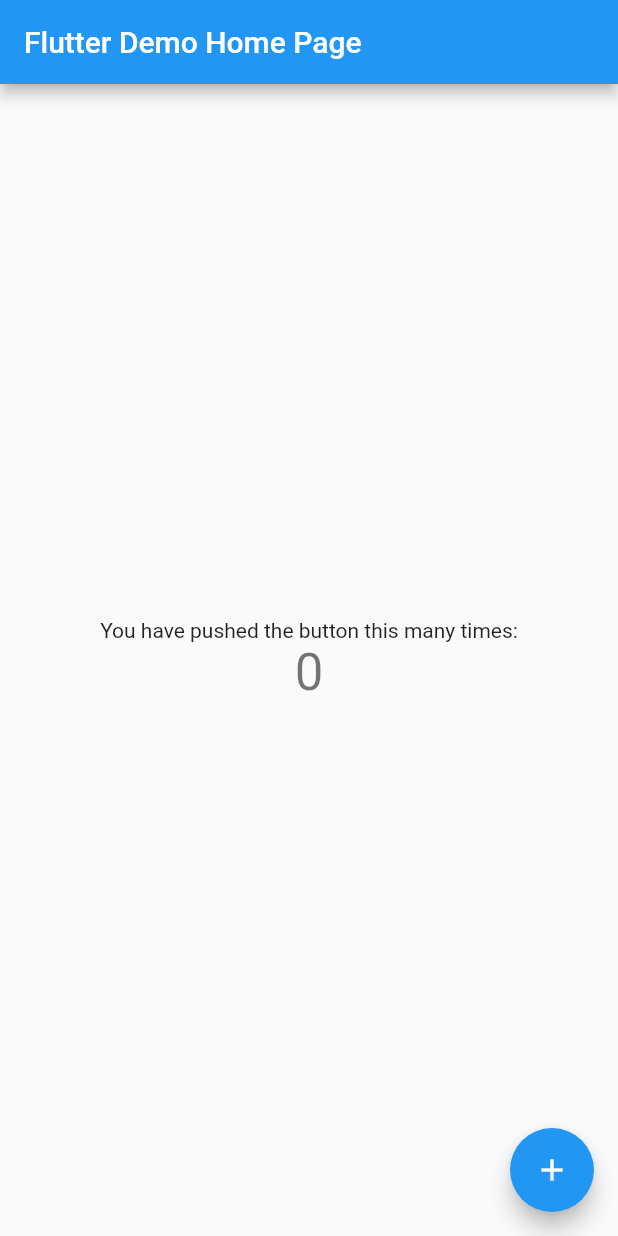
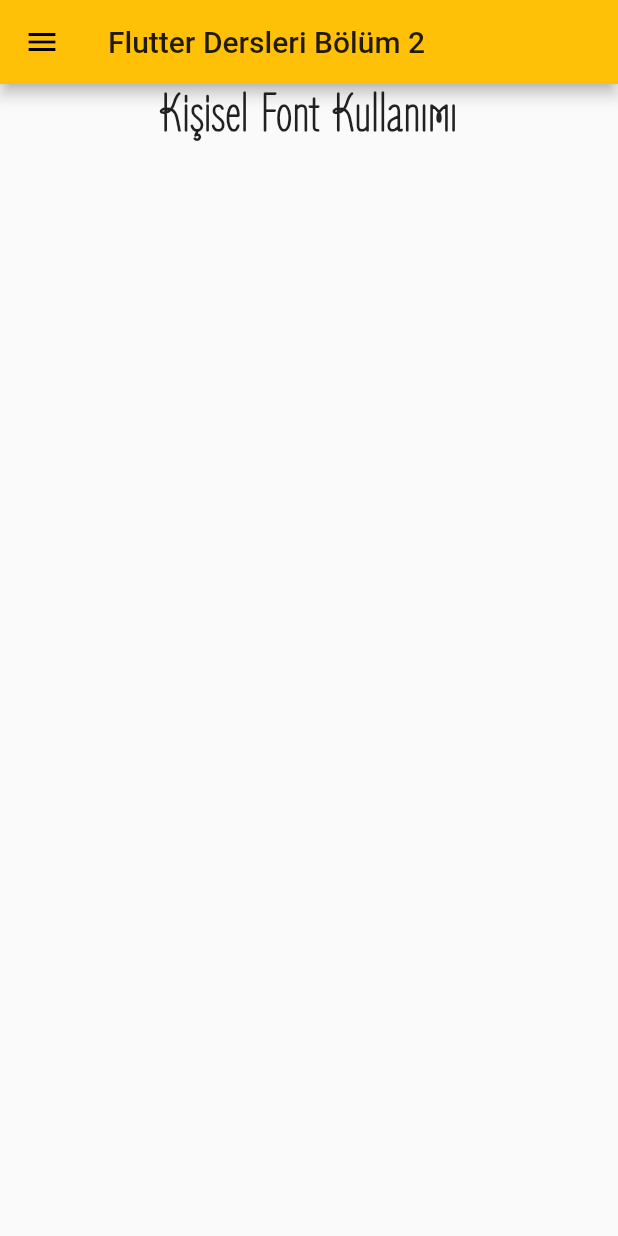
Before and after one commit to islamoktay/learning_process, a Flutter app: the screen it shows after launch, on a phone screen of 412 x 824 dp. Run offline on Flutter 3.47's test engine with Material 2 defaults, Android fonts, the phone set to English and light mode, and no system bars; our stand-ins replace email_validator, flutter_easyloading, palette_generator.

Commit message:
studied more

```diff
--- a/flutter/flutter_fonts_etc/lib/main.dart
+++ b/flutter/flutter_fonts_etc/lib/main.dart
@@ -5,109 +5,107 @@ void main() {
 }
 
 class MyApp extends StatelessWidget {
-  // This widget is the root of your application.
+  const MyApp({Key? key}) : super(key: key);
+
   @override
   Widget build(BuildContext context) {
     return MaterialApp(
-      title: 'Flutter Demo',
+      debugShowCheckedModeBanner: false,
+      title: 'Flutter Dersleri',
       theme: ThemeData(
-        // This is the theme of your application.
-        //
-        // Try running your application with "flutter run". You'll see the
-        // application has a blue toolbar. Then, without quitting the app, try
-        // changing the primarySwatch below to Colors.green and then invoke
-        // "hot reload" (press "r" in the console where you ran "flutter run",
-        // or simply save your changes to "hot reload" in a Flutter IDE).
-        // Notice that the counter didn't reset back to zero; the application
-        // is not restarted.
-        primarySwatch: Colors.blue,
+        primarySwatch: Colors.amber,
+        accentColor: Colors.orangeAccent,
       ),
-      home: MyHomePage(title: 'Flutter Demo Home Page'),
+      home: MyHomePage(),
     );
   }
 }
 
-class MyHomePage extends StatefulWidget {
-  MyHomePage({Key? key, required this.title}) : super(key: key);
-
-  // This widget is the home page of your application. It is stateful, meaning
-  // that it has a State object (defined below) that contains fields that affect
-  // how it looks.
-
-  // This class is the configuration for the state. It holds the values (in this
-  // case the title) provided by the parent (in this case the App widget) and
-  // used by the build method of the State. Fields in a Widget subclass are
-  // always marked "final".
-
-  final String title;
-
-  @override
-  _MyHomePageState createState() => _MyHomePageState();
-}
-
-class _MyHomePageState extends State<MyHomePage> {
-  int _counter = 0;
-
-  void _incrementCounter() {
-    setState(() {
-      // This call to setState tells the Flutter framework that something has
-      // changed in this State, which causes it to rerun the build method below
-      // so that the display can reflect the updated values. If we changed
-      // _counter without calling setState(), then the build method would not be
-      // called again, and so nothing would appear to happen.
-      _counter++;
-    });
-  }
+class MyHomePage extends StatelessWidget {
+  const MyHomePage({Key? key}) : super(key: key);
 
   @override
   Widget build(BuildContext context) {
-    // This method is rerun every time setState is called, for instance as done
-    // by the _incrementCounter method above.
-    //
-    // The Flutter framework has been optimized to make rerunning build methods
-    // fast, so that you can just rebuild anything that needs updating rather
-    // than having to individually change instances of widgets.
     return Scaffold(
-      appBar: AppBar(
-        // Here we take the value from the MyHomePage object that was created by
-        // the App.build method, and use it to set our appbar title.
-        title: Text(widget.title),
-      ),
-      body: Center(
-        // Center is a layout widget. It takes a single child and positions it
-        // in the middle of the parent.
+      drawer: Drawer(
         child: Column(
-          // Column is also a layout widget. It takes a list of children and
-          // arranges them vertically. By default, it sizes itself to fit its
-          // children horizontally, and tries to be as tall as its parent.
-          //
-          // Invoke "debug painting" (press "p" in the console, choose the
-          // "Toggle Debug Paint" action from the Flutter Inspector in Android
-          // Studio, or the "Toggle Debug Paint" command in Visual Studio Code)
-          // to see the wireframe for each widget.
-          //
-          // Column has various properties to control how it sizes itself and
-          // how it positions its children. Here we use mainAxisAlignment to
-          // center the children vertically; the main axis here is the vertical
-          // axis because Columns are vertical (the cross axis would be
-          // horizontal).
-          mainAxisAlignment: MainAxisAlignment.center,
-          children: <Widget>[
-            Text(
-              'You have pushed the button this many times:',
+          children: [
+            UserAccountsDrawerHeader(
+              accountName: Text("ahmetislamoktay"),
+              accountEmail: Text("Ahmet@islam.oktay"),
+              otherAccountsPictures: [
+                CircleAvatar(
+                  backgroundColor: Colors.purple,
+                  child: Text("AO"),
+                ),
+                Image.network(
+                    "https://encrypted-tbn0.gstatic.com/images?q=tbn:ANd9GcR-w66TlwUSxgxSqhn7mRTzlj6aiWpuyxLxmQ&usqp=CAU"),
+              ],
+              currentAccountPicture: Image.network(
+                  "https://encrypted-tbn0.gstatic.com/images?q=tbn:ANd9GcR-w66TlwUSxgxSqhn7mRTzlj6aiWpuyxLxmQ&usqp=CAU"),
             ),
-            Text(
-              '$_counter',
-              style: Theme.of(context).textTheme.headline4,
+            Expanded(
+              child: ListView(
+                children: [
+                  ListTile(
+                    leading: Icon(Icons.home),
+                    title: Text("Ana Sayfa"),
+                    trailing: Icon(Icons.chevron_right),
+                  ),
+                  ListTile(
+                    leading: Icon(Icons.call),
+                    title: Text("Ara"),
+                    trailing: Icon(Icons.chevron_right),
+                  ),
+                  ListTile(
+                    leading: Icon(Icons.account_box_outlined),
+                    title: Text("Profil"),
+                    trailing: Icon(Icons.chevron_right),
+                  ),
+                  Divider(),
+                  InkWell(
+                    onTap: () {},
+                    child: ListTile(
+                      leading: Icon(Icons.account_box_outlined),
+                      title: Text("Profil"),
+                      trailing: Icon(Icons.chevron_right),
+                    ),
+                  ),
+                  AboutListTile(
+                    applicationName: "Flutter Dersleri",
+                    applicationIcon: Icon(Icons.save),
+                    applicationVersion: "2.0",
+                    child: Text("About Us"),
+                    applicationLegalese: null,
+                    icon: Icon(Icons.keyboard),
+                    aboutBoxChildren: [
+                      Text("Child 1"),
+                      Text("Child 1"),
+                      Text("Child 1"),
+                    ],
+                  ),
+                ],
+              ),
             ),
           ],
         ),
       ),
-      floatingActionButton: FloatingActionButton(
-        onPressed: _incrementCounter,
-        tooltip: 'Increment',
-        child: Icon(Icons.add),
-      ), // This trailing comma makes auto-formatting nicer for build methods.
+      appBar: AppBar(
+        title: Text("Flutter Dersleri Bölüm 2"),
+      ),
+      body: Column(
+        children: [
+          Center(
+            child: Text(
+              "Kişisel Font Kullanımı",
+              style: TextStyle(
+                  fontSize: 36,
+                  fontWeight: FontWeight.bold,
+                  fontFamily: "Elyazisi"),
+            ),
+          ),
+        ],
+      ),
     );
   }
 }
--- a/flutter/flutter_fonts_etc/pubspec.yaml
+++ b/flutter/flutter_fonts_etc/pubspec.yaml
@@ -38,6 +38,10 @@ dev_dependencies:
 
 # The following section is specific to Flutter.
 flutter:
+  fonts:
+    - family: Elyazisi
+      fonts:
+        - asset: assets/fonts/ZenLoop-Regular.ttf
 
   # The following line ensures that the Material Icons font is
   # included with your application, so that you can use the icons in
```
Also changed, not shown: flutter/flutter_fonts_etc/assets/fonts/ZenLoop-Regular.ttf (added).
